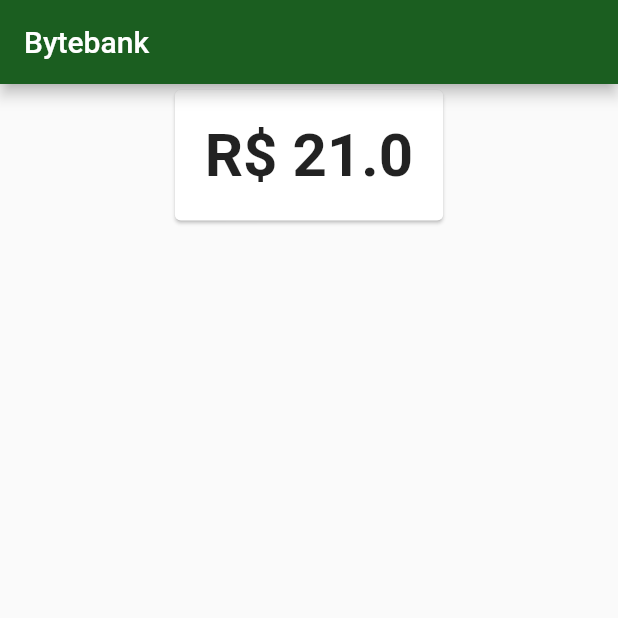
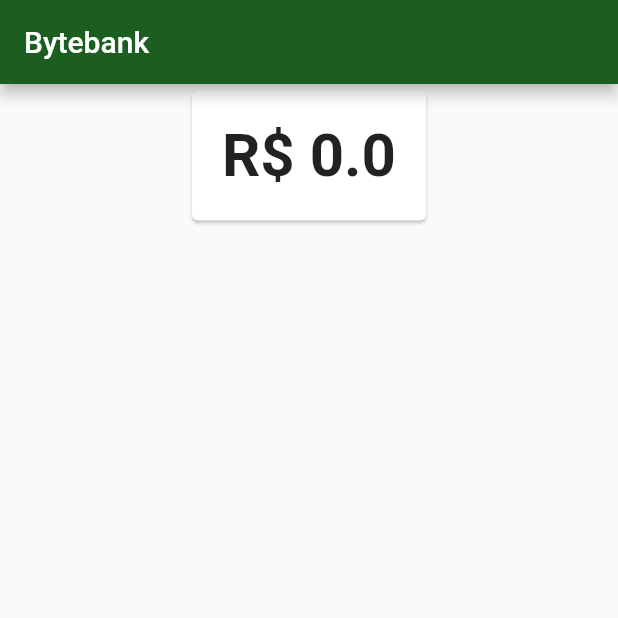
Before and after one commit to MagnunAVF/bytebank, a Flutter app: the screen it shows after launch, on a phone screen of 412 x 824 dp, the top half of it. Run offline on Flutter 3.47's test engine with Material 2 defaults, Android fonts, the phone set to English and light mode, and no system bars.

Commit message:
User Provider and Consumer to manage balance in Balance Card

```diff
--- a/lib/main.dart
+++ b/lib/main.dart
@@ -1,7 +1,14 @@
-import 'file:///C:/FlutterProjects/bytebank/lib/screens/dashboards/dashboard.dart';
 import 'package:flutter/material.dart';
+import 'package:provider/provider.dart';
+import 'models/balance.dart';
+import 'screens/dashboards/dashboard.dart';
 
-void main() => runApp(BytebankApp());
+void main() => runApp(
+      ChangeNotifierProvider(
+        create: (context) => Balance(0),
+        child: BytebankApp(),
+      ),
+    );
 
 class BytebankApp extends StatelessWidget {
   @override
--- a/lib/models/balance.dart
+++ b/lib/models/balance.dart
@@ -1,4 +1,6 @@
-class Balance {
+import 'package:flutter/material.dart';
+
+class Balance extends ChangeNotifier {
   final double value;
 
   Balance(this.value);
--- a/lib/screens/dashboards/balance.dart
+++ b/lib/screens/dashboards/balance.dart
@@ -1,23 +1,24 @@
 import 'package:bytebank/models/balance.dart';
 import 'package:flutter/material.dart';
+import 'package:provider/provider.dart';
 
 class BalanceCard extends StatelessWidget {
-  final Balance balance;
-
-  BalanceCard(this.balance);
-
   @override
   Widget build(BuildContext context) {
     return Card(
       child: Padding(
         padding: EdgeInsets.all(20.0),
-        child: Text(
-          balance.toString(),
-          textAlign: TextAlign.center,
-          style: TextStyle(
-            fontSize: 40,
-            fontWeight: FontWeight.bold,
-          ),
+        child: Consumer<Balance>(
+          builder: (context, value, child) {
+            return Text(
+              value.toString(),
+              textAlign: TextAlign.center,
+              style: TextStyle(
+                fontSize: 40,
+                fontWeight: FontWeight.bold,
+              ),
+            );
+          },
         ),
       ),
     );
--- a/lib/screens/dashboards/dashboard.dart
+++ b/lib/screens/dashboards/dashboard.dart
@@ -1,6 +1,5 @@
-import 'file:///C:/FlutterProjects/bytebank/lib/screens/dashboards/balance.dart';
-import 'package:bytebank/models/balance.dart';
 import 'package:flutter/material.dart';
+import 'balance.dart';
 
 const _appBarTitle = 'Bytebank';
 
@@ -11,9 +10,7 @@ class Dashboard extends StatelessWidget {
       appBar: AppBar(title: Text(_appBarTitle)),
       body: Align(
         alignment: Alignment.topCenter,
-        child: BalanceCard(
-          Balance(21.00),
-        ),
+        child: BalanceCard(),
       ),
     );
   }
```
